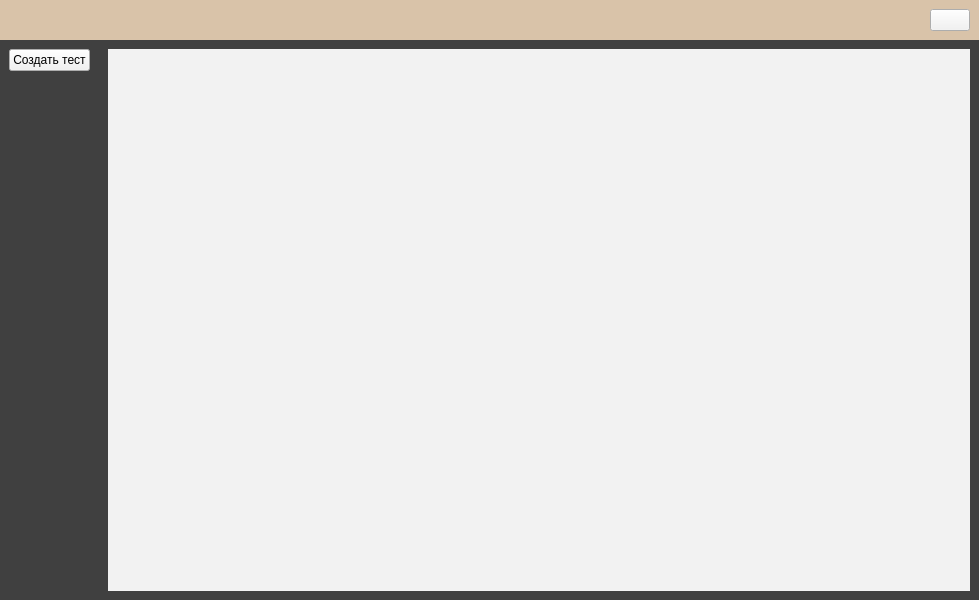
Before: the Qt Designer form design/main_scene.ui in AndK37/tests_proj, drawn with Qt 5.
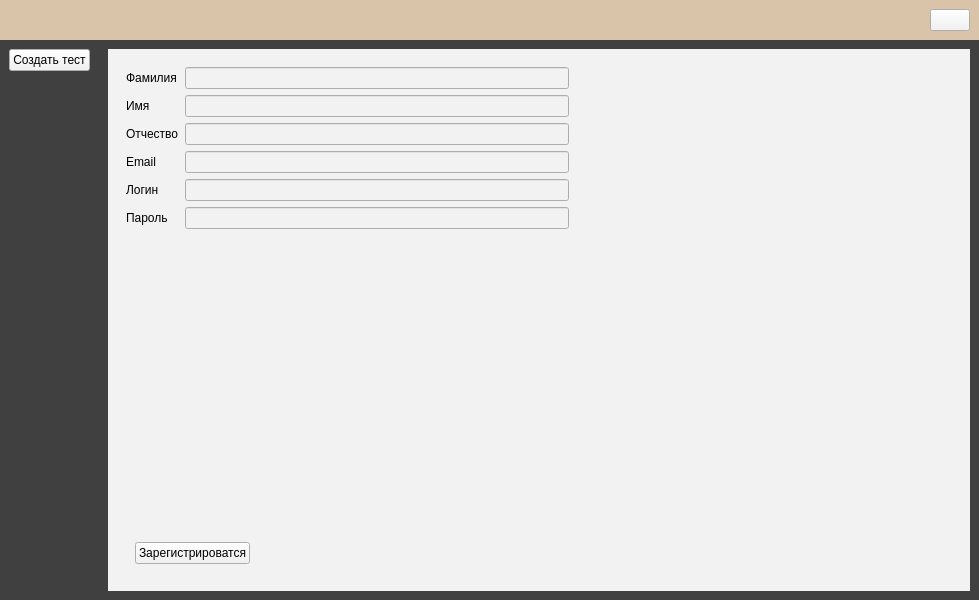
After: the same form once the commit is applied. Icons and pictures are not drawn.

Diff of the .ui file:
```diff
--- a/design/main_scene.ui
+++ b/design/main_scene.ui
@@ -175,7 +175,128 @@
             <property name="styleSheet">
              <string notr="true">background: rgb(242, 242, 242);</string>
             </property>
-            <widget class="QWidget" name="page"/>
+            <widget class="QWidget" name="page">
+             <layout class="QVBoxLayout" name="verticalLayout_4">
+              <item>
+               <widget class="QWidget" name="widget" native="true">
+                <layout class="QGridLayout" name="gridLayout">
+                 <item row="0" column="0">
+                  <widget class="QLabel" name="lbl_ln">
+                   <property name="text">
+                    <string>Фамилия</string>
+                   </property>
+                  </widget>
+                 </item>
+                 <item row="4" column="0">
+                  <widget class="QLabel" name="lbl_log">
+                   <property name="text">
+                    <string>Логин</string>
+                   </property>
+                  </widget>
+                 </item>
+                 <item row="7" column="0" colspan="2">
+                  <widget class="QWidget" name="widget_2" native="true">
+                   <layout class="QHBoxLayout" name="horizontalLayout_3">
+                    <item>
+                     <widget class="QPushButton" name="btn_reg">
+                      <property name="text">
+                       <string>Зарегистрироватся</string>
+                      </property>
+                     </widget>
+                    </item>
+                    <item>
+                     <spacer name="horizontalSpacer_2">
+                      <property name="orientation">
+                       <enum>Qt::Horizontal</enum>
+                      </property>
+                      <property name="sizeHint" stdset="0">
+                       <size>
+                        <width>40</width>
+                        <height>20</height>
+                       </size>
+                      </property>
+                     </spacer>
+                    </item>
+                   </layout>
+                  </widget>
+                 </item>
+                 <item row="2" column="0">
+                  <widget class="QLabel" name="lbl_mn">
+                   <property name="text">
+                    <string>Отчество</string>
+                   </property>
+                  </widget>
+                 </item>
+                 <item row="4" column="1">
+                  <widget class="QLineEdit" name="lineEdit_log"/>
+                 </item>
+                 <item row="1" column="0">
+                  <widget class="QLabel" name="lbl_fn">
+                   <property name="text">
+                    <string>Имя</string>
+                   </property>
+                  </widget>
+                 </item>
+                 <item row="1" column="1">
+                  <widget class="QLineEdit" name="lineEdit_fn"/>
+                 </item>
+                 <item row="6" column="0">
+                  <spacer name="verticalSpacer_2">
+                   <property name="orientation">
+                    <enum>Qt::Vertical</enum>
+                   </property>
+                   <property name="sizeHint" stdset="0">
+                    <size>
+                     <width>20</width>
+                     <height>40</height>
+                    </size>
+                   </property>
+                  </spacer>
+                 </item>
+                 <item row="0" column="1">
+                  <widget class="QLineEdit" name="lineEdit_ln"/>
+                 </item>
+                 <item row="3" column="1">
+                  <widget class="QLineEdit" name="lineEdit_mail"/>
+                 </item>
+                 <item row="2" column="1">
+                  <widget class="QLineEdit" name="lineEdit_mn"/>
+                 </item>
+                 <item row="3" column="0">
+                  <widget class="QLabel" name="lbl_mail">
+                   <property name="text">
+                    <string>Email</string>
+                   </property>
+                  </widget>
+                 </item>
+                 <item row="5" column="1">
+                  <widget class="QLineEdit" name="lineEdit_pwd"/>
+                 </item>
+                 <item row="5" column="0">
+                  <widget class="QLabel" name="lbl_pwd">
+                   <property name="text">
+                    <string>Пароль</string>
+                   </property>
+                  </widget>
+                 </item>
+                 <item row="0" column="2">
+                  <spacer name="horizontalSpacer_3">
+                   <property name="orientation">
+                    <enum>Qt::Horizontal</enum>
+                   </property>
+                   <property name="sizeHint" stdset="0">
+                    <size>
+                     <width>40</width>
+                     <height>20</height>
+                    </size>
+                   </property>
+                  </spacer>
+                 </item>
+                </layout>
+               </widget>
+              </item>
+             </layout>
+            </widget>
             <widget class="QWidget" name="page_2"/>
            </widget>
           </item>
```
